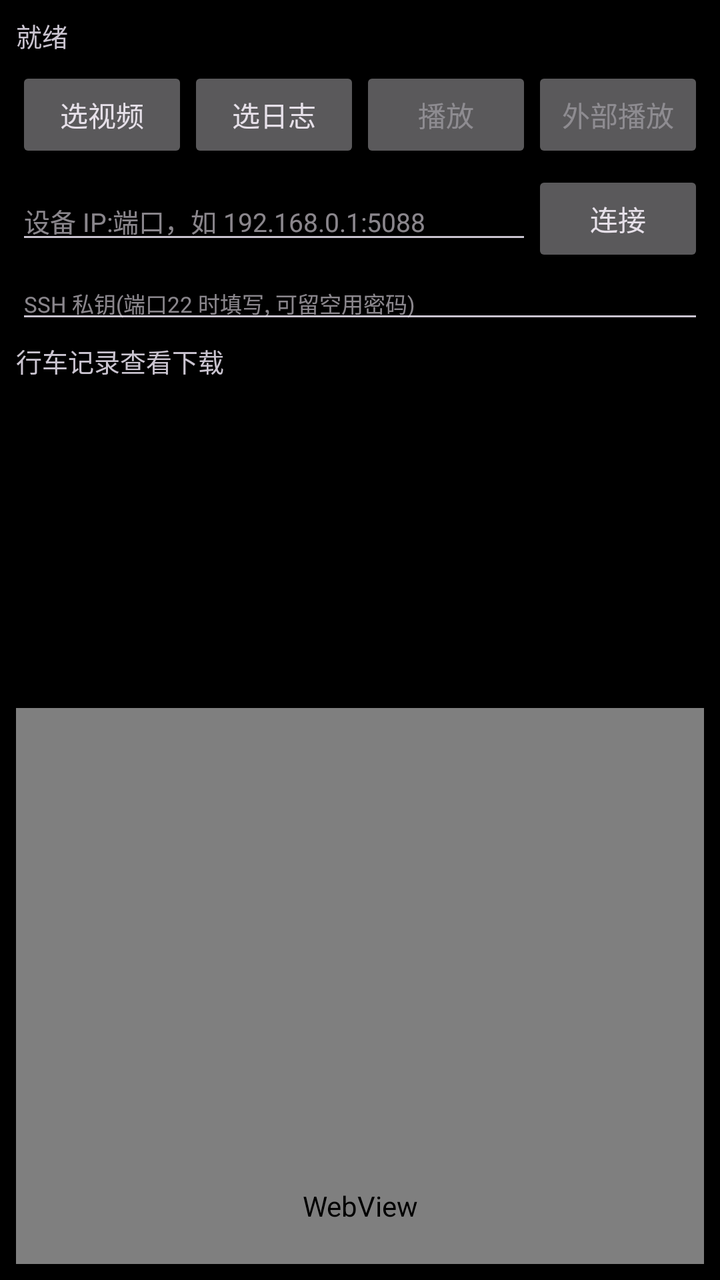
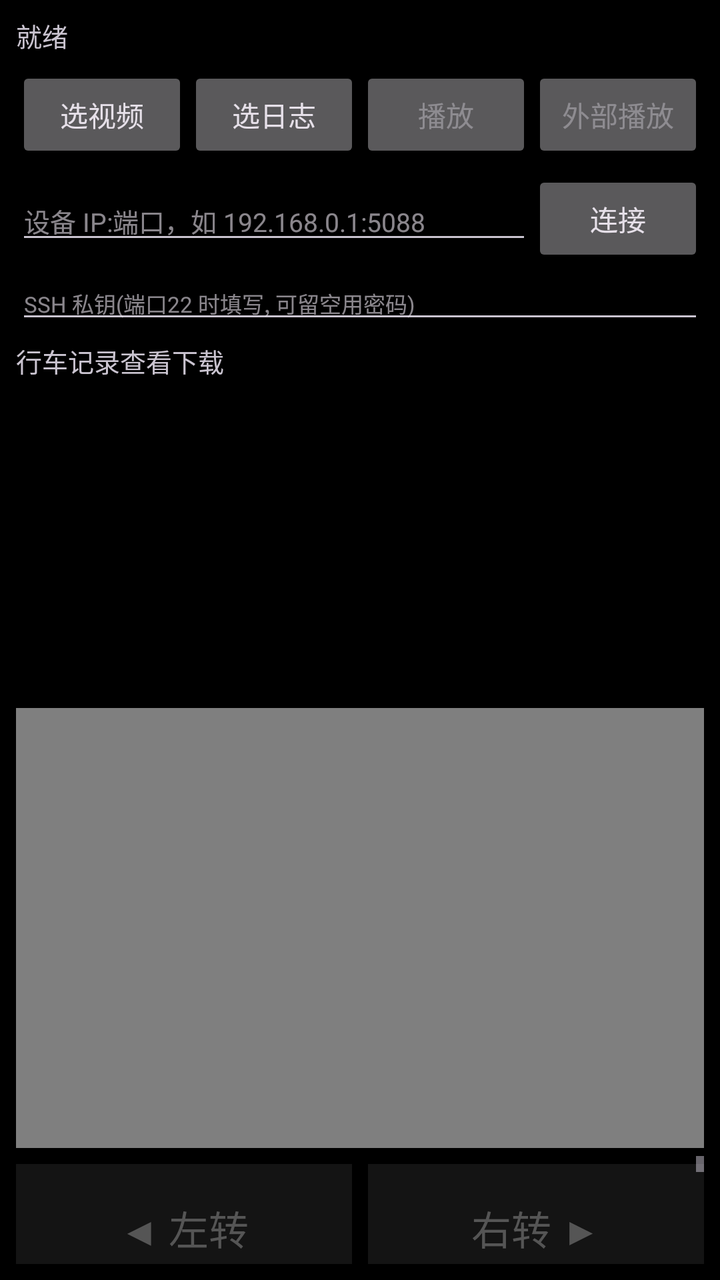

The first picture is an Android layout as it rendered before a commit; the second is the same layout after the commit. The layout source and the unified diff follow.
<!-- AndroidManifest.xml: application theme Theme.OpenpilotReplay -->
<!-- res/layout/activity_main.xml -->
<?xml version="1.0" encoding="utf-8"?>
<LinearLayout xmlns:android="http://schemas.android.com/apk/res/android"
    android:layout_width="match_parent"
    android:layout_height="match_parent"
    android:orientation="vertical"
    android:padding="8dp">

    <TextView
        android:id="@+id/status"
        android:layout_width="match_parent"
        android:layout_height="wrap_content"
        android:text="就绪"
        android:textSize="13sp"
        android:paddingBottom="6dp" />

    
    <LinearLayout
        android:layout_width="match_parent"
        android:layout_height="wrap_content"
        android:orientation="horizontal">

        <Button
            android:id="@+id/btnVideo"
            android:layout_width="0dp"
            android:layout_height="wrap_content"
            android:layout_weight="1"
            android:text="选视频" />

        <Button
            android:id="@+id/btnLog"
            android:layout_width="0dp"
            android:layout_height="wrap_content"
            android:layout_weight="1"
            android:text="选日志" />

        <Button
            android:id="@+id/btnPlay"
            android:layout_width="0dp"
            android:layout_height="wrap_content"
            android:layout_weight="1"
            android:enabled="false"
            android:text="播放" />
        <Button
            android:id="@+id/btnExt"
            android:layout_width="0dp"
            android:layout_height="wrap_content"
            android:layout_weight="1"
            android:enabled="false"
            android:text="外部播放" />
    </LinearLayout>

    
    <LinearLayout
        android:layout_width="match_parent"
        android:layout_height="wrap_content"
        android:orientation="horizontal"
        android:paddingTop="4dp">

        <EditText
            android:id="@+id/etHost"
            android:layout_width="0dp"
            android:layout_height="wrap_content"
            android:layout_weight="3"
            android:hint="设备 IP:端口，如 192.168.0.1:5088"
            android:inputType="textUri"
            android:textSize="13sp" />

        <Button
            android:id="@+id/btnConnect"
            android:layout_width="0dp"
            android:layout_height="wrap_content"
            android:layout_weight="1"
            android:text="连接" />
    </LinearLayout>

    
    <EditText
        android:id="@+id/etKey"
        android:layout_width="match_parent"
        android:layout_height="wrap_content"
        android:hint="SSH 私钥(端口22 时填写, 可留空用密码)"
        android:inputType="textMultiLine"
        android:maxLines="3"
        android:textSize="11sp" />

    
    <LinearLayout
        android:layout_width="match_parent"
        android:layout_height="wrap_content"
        android:orientation="horizontal"
        android:paddingTop="4dp">

        <TextView
            android:id="@+id/tvPage"
            android:layout_width="0dp"
            android:layout_height="wrap_content"
            android:layout_weight="1"
            android:text="行车记录查看下载"
            android:textSize="13sp" />

        <LinearLayout
            android:id="@+id/pageNav"
            android:layout_width="wrap_content"
            android:layout_height="wrap_content"
            android:orientation="horizontal" />
    </LinearLayout>

    <ScrollView
        android:layout_width="match_parent"
        android:layout_height="160dp"
        android:background="#11000000">

        <LinearLayout
            android:id="@+id/remoteList"
            android:layout_width="match_parent"
            android:layout_height="wrap_content"
            android:orientation="vertical" />
    </ScrollView>

    
    <VideoView
        android:id="@+id/video"
        android:layout_width="match_parent"
        android:layout_height="220dp"
        android:layout_marginTop="4dp" />
    
    <LinearLayout
        android:id="@+id/camRow"
        android:layout_width="match_parent"
        android:layout_height="wrap_content"
        android:orientation="horizontal"
        android:visibility="gone">
        <Button
            android:id="@+id/btnCamF"
            android:layout_width="0dp"
            android:layout_height="wrap_content"
            android:layout_weight="1"
            android:text="前摄长焦" />
        <Button
            android:id="@+id/btnCamE"
            android:layout_width="0dp"
            android:layout_height="wrap_content"
            android:layout_weight="1"
            android:text="广角" />
    </LinearLayout>
    
    <WebView
        android:id="@+id/web"
        android:layout_width="match_parent"
        android:layout_height="0dp"
        android:layout_weight="1" />

</LinearLayout>
<!-- resources referenced by this layout -->
<resources>
  <style name="Theme.OpenpilotReplay" parent="Theme.Material3.Dark.NoActionBar">
          <item name="colorPrimary">#3B9EFF</item>
          <item name="android:statusBarColor">#000000</item>
          <item name="android:windowBackground">#000000</item>
      </style>
</resources>

<!-- the commit's change to res/layout/activity_main.xml (unified diff, before → after) -->
@@ -144,10 +144,110 @@
             android:text="广角" />
     </LinearLayout>
     
-    <WebView
-        android:id="@+id/web"
+    <ScrollView
         android:layout_width="match_parent"
         android:layout_height="0dp"
-        android:layout_weight="1" />
+        android:layout_weight="1"
+        android:background="#000000"
+        android:layout_marginTop="4dp">
+
+        <LinearLayout
+            android:layout_width="match_parent"
+            android:layout_height="wrap_content"
+            android:orientation="vertical">
+
+            
+            <LinearLayout
+                android:layout_width="match_parent"
+                android:layout_height="wrap_content"
+                android:orientation="horizontal"
+                android:paddingTop="4dp">
+                <TextView
+                    android:id="@+id/blLeft"
+                    android:layout_width="0dp"
+                    android:layout_height="64dp"
+                    android:layout_weight="1"
+                    android:gravity="center"
+                    android:text="◀ 左转"
+                    android:textSize="20sp"
+                    android:textColor="#555555"
+                    android:background="#141414" />
+                <View android:layout_width="8dp" android:layout_height="1dp" />
+                <TextView
+                    android:id="@+id/blRight"
+                    android:layout_width="0dp"
+                    android:layout_height="64dp"
+                    android:layout_weight="1"
+                    android:gravity="center"
+                    android:text="右转 ▶"
+                    android:textSize="20sp"
+                    android:textColor="#555555"
+                    android:background="#141414" />
+            </LinearLayout>
+
+            
+            <LinearLayout
+                android:layout_width="match_parent"
+                android:layout_height="wrap_content"
+                android:orientation="horizontal"
+                android:paddingTop="6dp">
+                <LinearLayout style="@style/Card">
+                    <TextView style="@style/CardK" android:text="车速 km/h" />
+                    <TextView android:id="@+id/cSpd" style="@style/CardV" android:textColor="#3b9eff" />
+                </LinearLayout>
+                <LinearLayout style="@style/Card">
+                    <TextView style="@style/CardK" android:text="油门 %" />
+                    <TextView android:id="@+id/cGas" style="@style/CardV" android:textColor="#00e676" />
+                </LinearLayout>
+                <LinearLayout style="@style/Card">
+                    <TextView style="@style/CardK" android:text="刹车 %" />
+                    <TextView android:id="@+id/cBrk" style="@style/CardV" android:textColor="#ff5252" />
+                </LinearLayout>
+                <LinearLayout style="@style/Card">
+                    <TextView style="@style/CardK" android:text="方向 °" />
+                    <TextView android:id="@+id/cStr" style="@style/CardV" android:textColor="#ffd60a" />
+                </LinearLayout>
+            </LinearLayout>
+
+            
+            <LinearLayout
+                android:layout_width="match_parent"
+                android:layout_height="wrap_content"
+                android:orientation="horizontal"
+                android:gravity="center_vertical"
+                android:paddingTop="6dp">
+                <ai.openpilot.replay.WheelView
+                    android:id="@+id/wheel"
+                    android:layout_width="150dp"
+                    android:layout_height="150dp" />
+                <TextView
+                    android:id="@+id/cWheel"
+                    android:layout_width="0dp"
+                    android:layout_height="wrap_content"
+                    android:layout_weight="1"
+                    android:gravity="center"
+                    android:textSize="26sp"
+                    android:textStyle="bold"
+                    android:textColor="#ffd60a"
+                    android:text="0°" />
+            </LinearLayout>
+
+            
+            <ai.openpilot.replay.ChartView
+                android:id="@+id/chart"
+                android:layout_width="match_parent"
+                android:layout_height="200dp"
+                android:layout_marginTop="6dp" />
+
+            <TextView
+                android:layout_width="match_parent"
+                android:layout_height="wrap_content"
+                android:gravity="center"
+                android:text="点曲线可跳转视频"
+                android:textSize="12sp"
+                android:textColor="#666666"
+                android:paddingTop="4dp" />
+        </LinearLayout>
+    </ScrollView>
 
 </LinearLayout>
<!-- resource entries referenced after the edit -->
@@ -1,5 +1,28 @@
 <!-- resources referenced by this layout -->
 <resources>
+  <style name="Card">
+          <item name="android:layout_width">0dp</item>
+          <item name="android:layout_height">wrap_content</item>
+          <item name="android:layout_weight">1</item>
+          <item name="android:orientation">vertical</item>
+          <item name="android:gravity">center</item>
+          <item name="android:background">#1c1c1e</item>
+          <item name="android:padding">8dp</item>
+          <item name="android:layout_margin">2dp</item>
+      </style>
+  <style name="CardK">
+          <item name="android:layout_width">wrap_content</item>
+          <item name="android:layout_height">wrap_content</item>
+          <item name="android:textSize">11sp</item>
+          <item name="android:textColor">#8e8e93</item>
+      </style>
+  <style name="CardV">
+          <item name="android:layout_width">wrap_content</item>
+          <item name="android:layout_height">wrap_content</item>
+          <item name="android:textSize">22sp</item>
+          <item name="android:textStyle">bold</item>
+          <item name="android:text">--</item>
+      </style>
   <style name="Theme.OpenpilotReplay" parent="Theme.Material3.Dark.NoActionBar">
           <item name="colorPrimary">#3B9EFF</item>
           <item name="android:statusBarColor">#000000</item>
